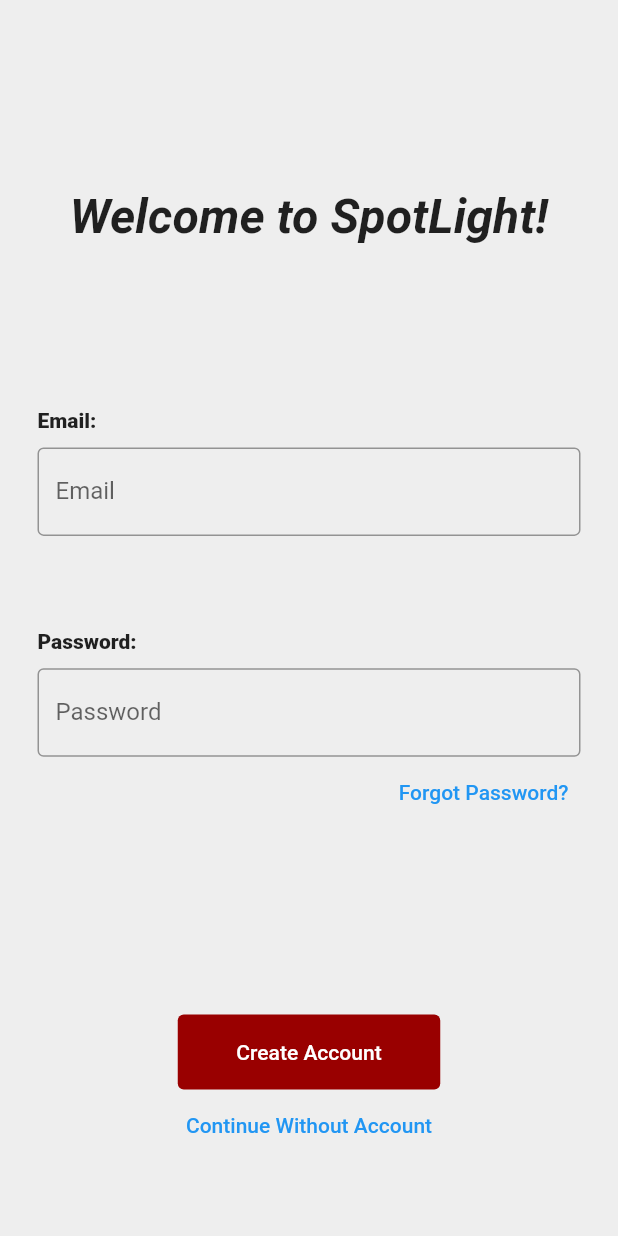
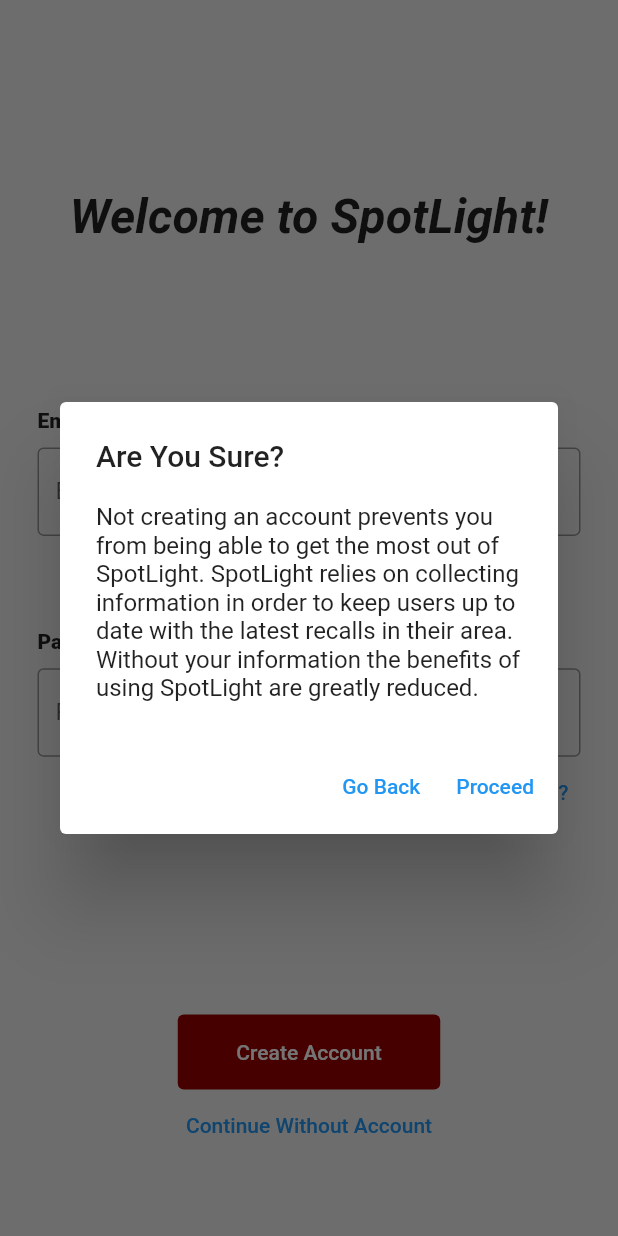
Before and after one commit to astrebe/project-spotlight, a Flutter app: the screen it shows after launch, after a tap on "Continue Without Account", on a phone screen of 412 x 824 dp. Run offline on Flutter 3.47's test engine with Material 2 defaults, Android fonts, the phone set to English and light mode, and no system bars.

Commit message:
Added Create Account Popup
Added popup that prompts user if they try to proceed without creating an account. Allows them to proceed or go back.

```diff
--- a/spotlight_app/lib/loginscreen.dart
+++ b/spotlight_app/lib/loginscreen.dart
@@ -115,17 +115,46 @@ class LoginScreen extends StatelessWidget {
                       ),
                     ),
                     TextButton(
+                      child: const Text("Continue Without Account"),
                       style: ButtonStyle(
                         alignment: Alignment.center,
                         foregroundColor:
                             MaterialStateProperty.all<Color>(Colors.blue),
                       ),
-                      onPressed: () {},
-                      child: const Text('Continue Without Account'),
+                      onPressed: () {
+                        NoAccountPopUp(context);
+                      },
                     ),
                   ])),
             ])),
           ],
         ));
   }
+
+  void GoBack(BuildContext context) {
+    Navigator.of(context).pop();
+  }
+
+  Future NoAccountPopUp(BuildContext context) {
+    return showDialog(
+      context: context,
+      builder: (context) => AlertDialog(
+        title: const Text('Are You Sure?'),
+        content: const Text(
+            "Not creating an account prevents you from being able to get the most out of SpotLight. SpotLight relies on collecting information in order to keep users up to date with the latest recalls in their area. Without your information the benefits of using SpotLight are greatly reduced."),
+        actions: [
+          TextButton(
+            child: const Text("Go Back"),
+            onPressed: () {
+              GoBack(context);
+            },
+          ),
+          TextButton(
+            child: const Text("Proceed"),
+            onPressed: () {},
+          ),
+        ],
+      ),
+    );
+  }
 }
```
